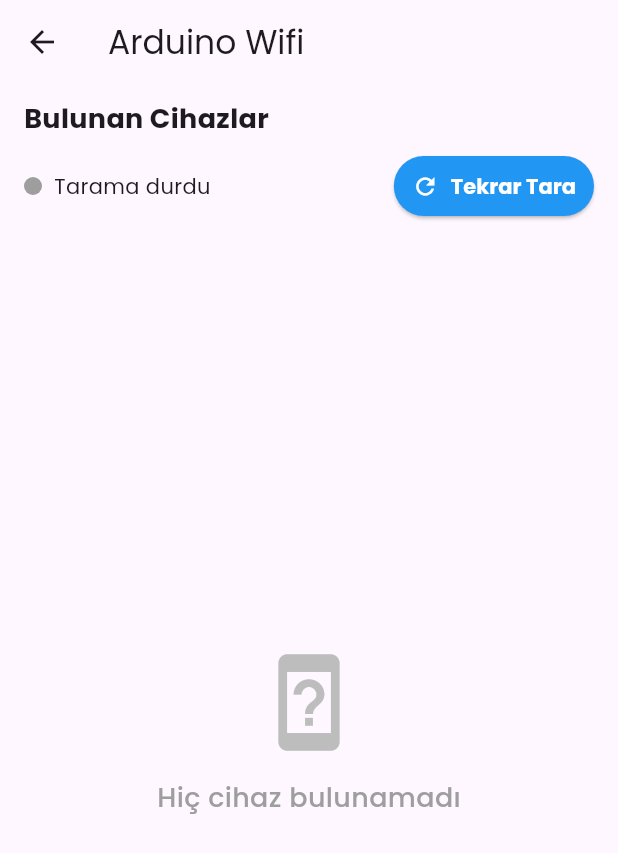
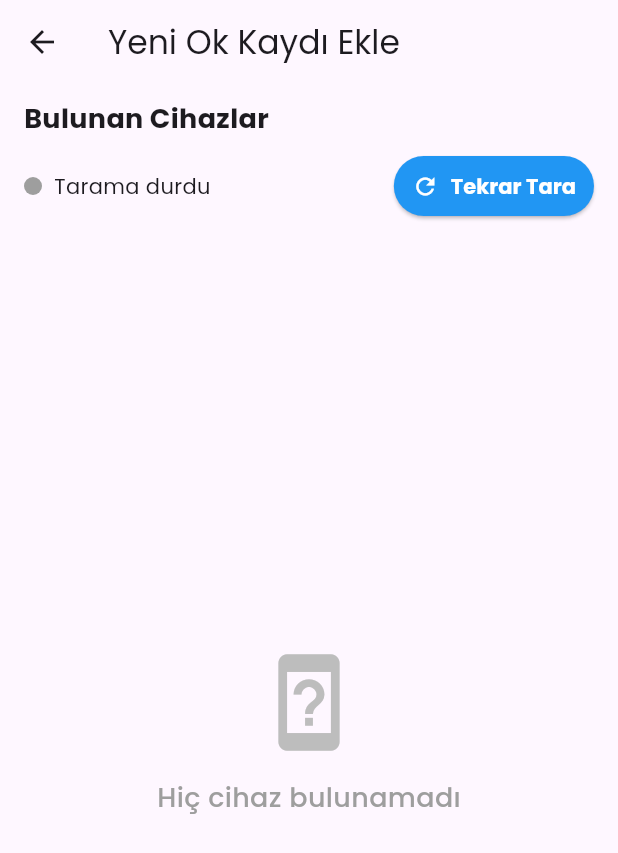
Before and after one commit to Mryuksel101/arduino_wifi, a Flutter app: the AddArrowRecordView screen opened directly, on a phone screen of 412 x 824 dp. Shown: the top 853 px of the screen. Run offline on Flutter 3.47's test engine with Material 3 defaults, Android fonts, the phone set to English and light mode, and no system bars; our stand-ins replace animated_bottom_navigation_bar, flutter_blue_plus, google_fonts, lottie, permission_handler; missing offline and left inert: app_settings; project files that could hold a hidden picture were left out.

Commit message:
Update title in AddArrowRecordView to 'Yeni Ok Kaydı Ekle'

```diff
--- a/lib/views/add_arrow_record/view/add_arrow_record_view.dart
+++ b/lib/views/add_arrow_record/view/add_arrow_record_view.dart
@@ -1,7 +1,6 @@
 import 'package:arduino_wifi/common/widgets/sd_button.dart';
 import 'package:arduino_wifi/common/widgets/text_field.dart';
 import 'package:arduino_wifi/views/add_arrow_record/view_model/add_arrow_record_view_model.dart';
-import 'package:arduino_wifi/views/home/home_view_model.dart';
 import 'package:flutter/material.dart';
 
 class AddArrowRecordView extends StatefulWidget {
@@ -28,7 +27,7 @@ class _AddArrowRecordViewState extends State<AddArrowRecordView> {
       builder: (context, child) {
         return Scaffold(
           appBar: AppBar(
-            title: const Text('Arduino Wifi'),
+            title: const Text('Yeni Ok Kaydı Ekle'),
           ),
           body: AnimatedSwitcher(
             duration: const Duration(milliseconds: 300),
```
